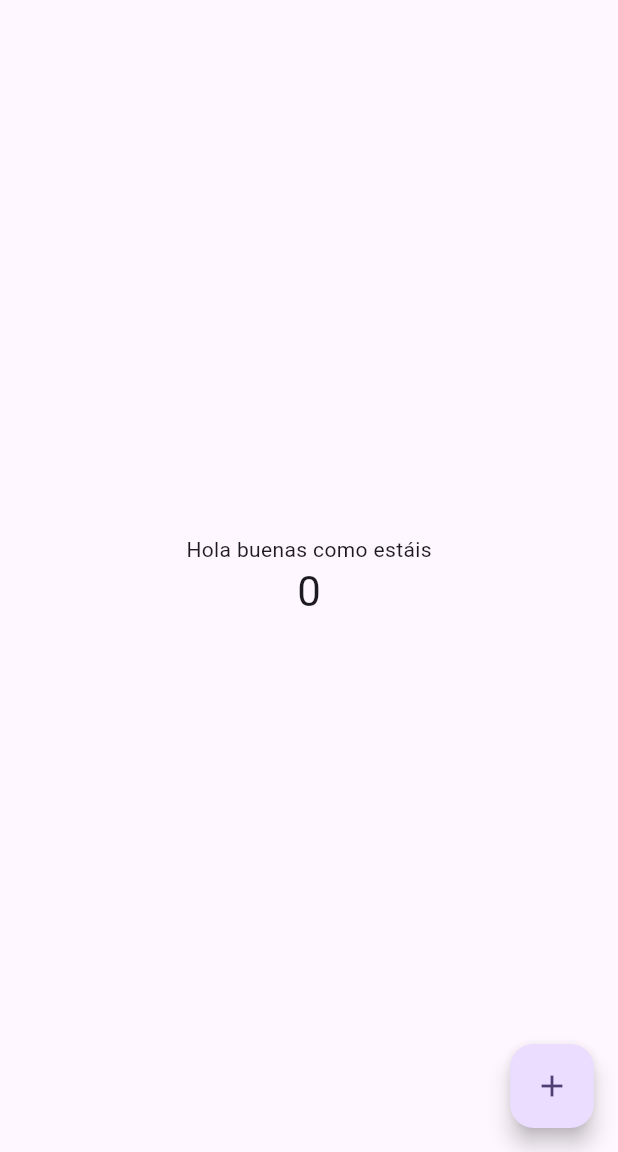
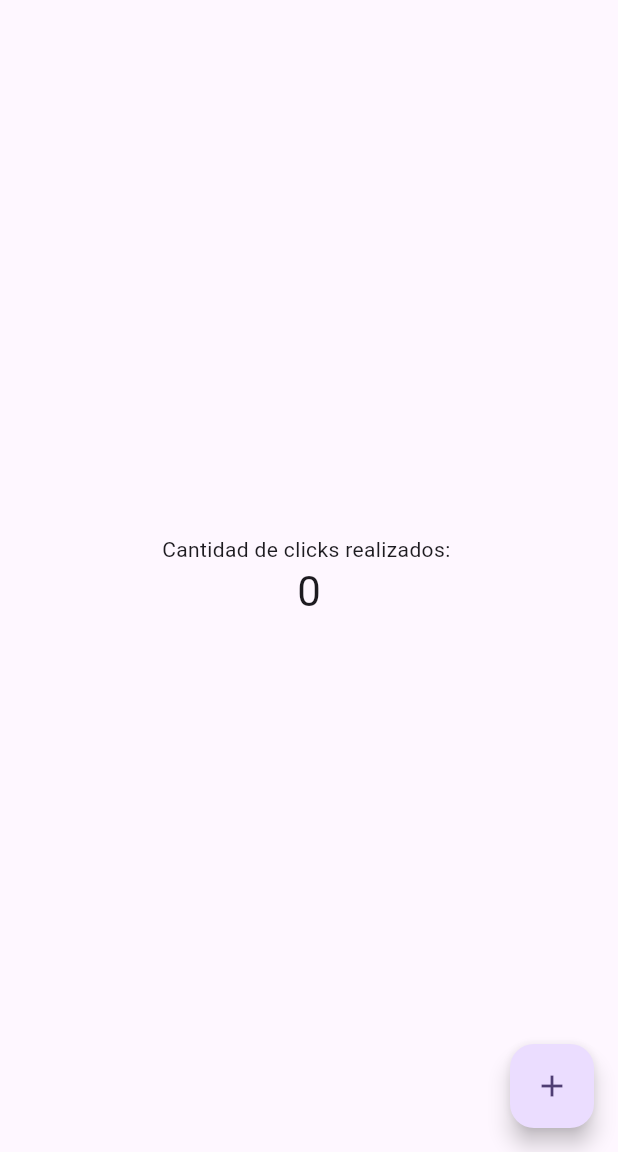
Before and after one commit to Moviles-2024/Proyecto01, a Flutter app: the screen it shows after launch, on a phone screen of 412 x 824 dp, the part 84-1236 px from its top. Run offline on Flutter 3.47's test engine with Material 3 defaults, Android fonts, the phone set to English and light mode, and no system bars.

Commit message:
subiendo primer proyecto en flutter

```diff
--- a/lib/main.dart
+++ b/lib/main.dart
@@ -106,7 +106,7 @@ class _MyHomePageState extends State<MyHomePage> {
           mainAxisAlignment: MainAxisAlignment.center,
           children: <Widget>[
             const Text(
-              'Hola buenas como estáis',
+              'Cantidad de clicks realizados: ',
             ),
             Text(
               '$_counter',
```
